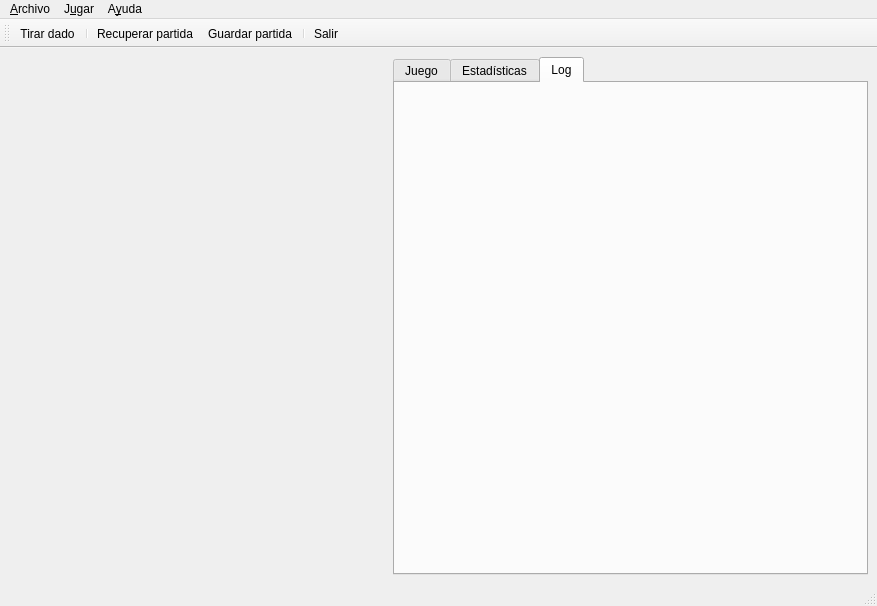
First picture: the form in ui/frmMain.ui, repository turulomio/glparchis, before the edit.
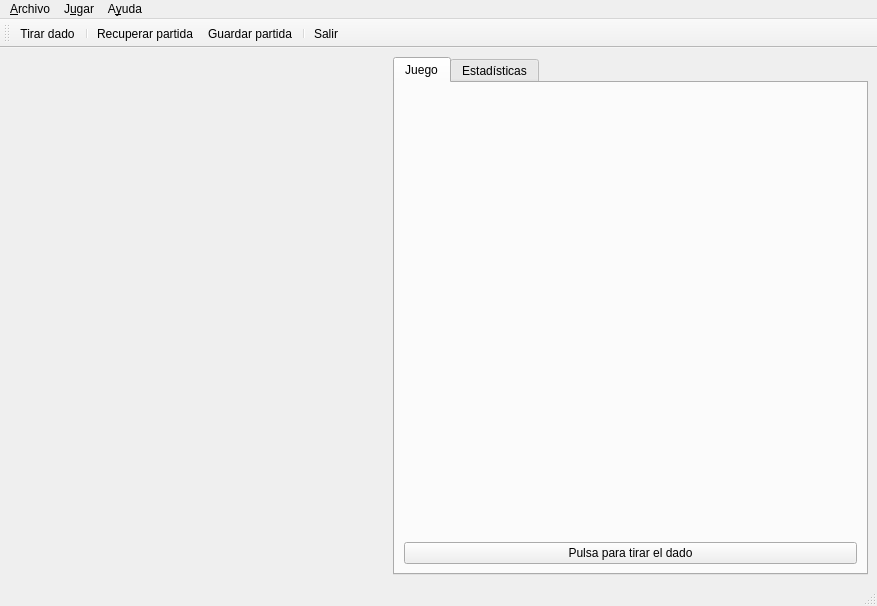
Second picture: the form after the edit. The open tabs and pages were chosen to show the change. Icons and pictures are not drawn. Custom widgets are drawn as their Qt base class.

What changed in the file:
```diff
--- a/ui/frmMain.ui
+++ b/ui/frmMain.ui
@@ -172,12 +172,6 @@
             </item>
            </layout>
           </widget>
-          <widget class="QWidget" name="tabLog">
-           <attribute name="title">
-            <string>Log</string>
-           </attribute>
-           <layout class="QVBoxLayout" name="verticalLayout_3"/>
-          </widget>
          </widget>
         </item>
        </layout>
```
Left out of the diff: 8 changed lines with no effect on the pictures.
